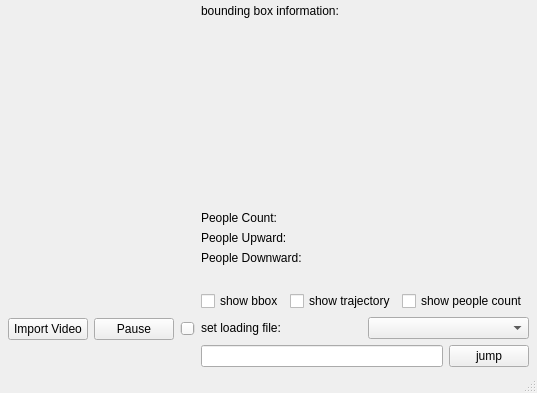
First picture: the form in mainwindow.ui, repository Daniel-ShinShen/pythonProject_FaceDetection, before the edit.
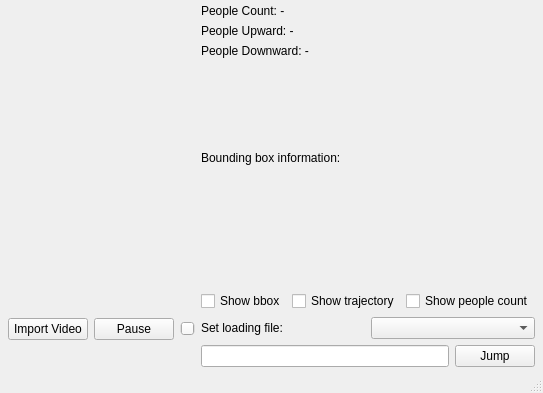
Second picture: the form after the edit.

Commit message: fix bug related to closing thread and update font size of label in main.py

```diff
--- a/mainwindow.ui
+++ b/mainwindow.ui
@@ -30,30 +30,23 @@
     <item row="0" column="1" rowspan="2">
      <layout class="QVBoxLayout" name="verticalLayout_3">
       <item>
-       <widget class="QLabel" name="label">
+       <widget class="QLabel" name="label_person_count">
         <property name="text">
-         <string>bounding box information:</string>
+         <string>People Count: -</string>
         </property>
        </widget>
       </item>
       <item>
-       <widget class="QLabel" name="label_count">
+       <widget class="QLabel" name="label_person_up">
         <property name="text">
-         <string/>
+         <string>People Upward: -</string>
         </property>
        </widget>
       </item>
       <item>
-       <widget class="QLabel" name="label_set">
+       <widget class="QLabel" name="label_person_down">
         <property name="text">
-         <string/>
-        </property>
-       </widget>
-      </item>
-      <item>
-       <widget class="QLabel" name="label_bbox">
-        <property name="text">
-         <string/>
+         <string>People Downward: -</string>
         </property>
        </widget>
       </item>
@@ -73,26 +66,46 @@
       <item>
        <layout class="QVBoxLayout" name="verticalLayout_7">
         <item>
-         <widget class="QLabel" name="label_person_count">
+         <widget class="QLabel" name="label">
           <property name="text">
-           <string>People Count:</string>
+           <string>Bounding box information:</string>
           </property>
          </widget>
         </item>
         <item>
-         <widget class="QLabel" name="label_person_up">
+         <widget class="QLabel" name="label_count">
           <property name="text">
-           <string>People Upward:</string>
+           <string/>
           </property>
          </widget>
         </item>
         <item>
-         <widget class="QLabel" name="label_person_down">
+         <widget class="QLabel" name="label_set">
           <property name="text">
-           <string>People Downward:</string>
+           <string/>
           </property>
          </widget>
         </item>
+        <item>
+         <widget class="QLabel" name="label_bbox">
+          <property name="text">
+           <string/>
+          </property>
+         </widget>
+        </item>
+        <item>
+         <spacer name="verticalSpacer_2">
+          <property name="orientation">
+           <enum>Qt::Vertical</enum>
+          </property>
+          <property name="sizeHint" stdset="0">
+           <size>
+            <width>20</width>
+            <height>40</height>
+           </size>
+          </property>
+         </spacer>
+        </item>
        </layout>
       </item>
       <item>
@@ -148,21 +161,21 @@
         <item>
          <widget class="QCheckBox" name="bbox_checkBox">
           <property name="text">
-           <string>show bbox</string>
+           <string>Show bbox</string>
           </property>
          </widget>
         </item>
         <item>
          <widget class="QCheckBox" name="trajectory_checkBox">
           <property name="text">
-           <string>show trajectory</string>
+           <string>Show trajectory</string>
           </property>
          </widget>
         </item>
         <item>
          <widget class="QCheckBox" name="peoplecount_checkBox">
           <property name="text">
-           <string>show people count</string>
+           <string>Show people count</string>
           </property>
          </widget>
         </item>
@@ -173,7 +186,7 @@
         <item>
          <widget class="QLabel" name="label_2">
           <property name="text">
-           <string>set loading file:</string>
+           <string>Set loading file:</string>
           </property>
          </widget>
         </item>
@@ -206,7 +219,7 @@
            </size>
           </property>
           <property name="text">
-           <string>jump</string>
+           <string>Jump</string>
           </property>
          </widget>
         </item>
```
The commit also changes 1 other file.
